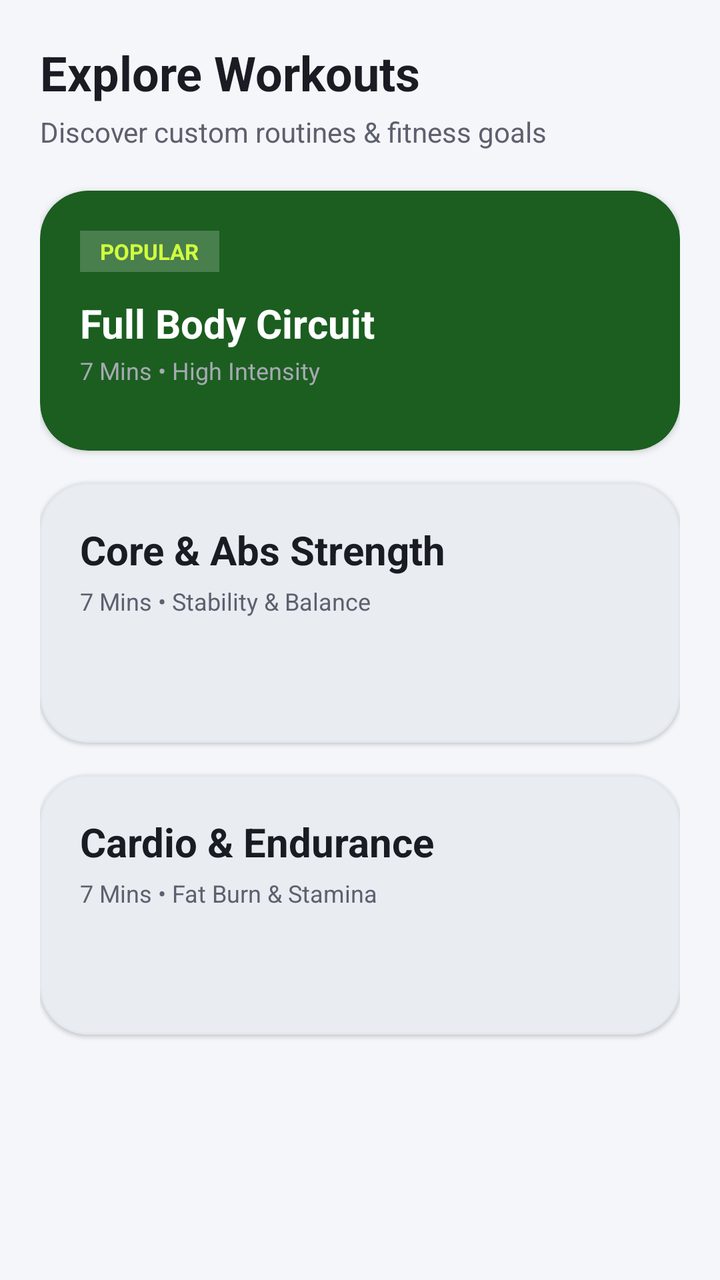
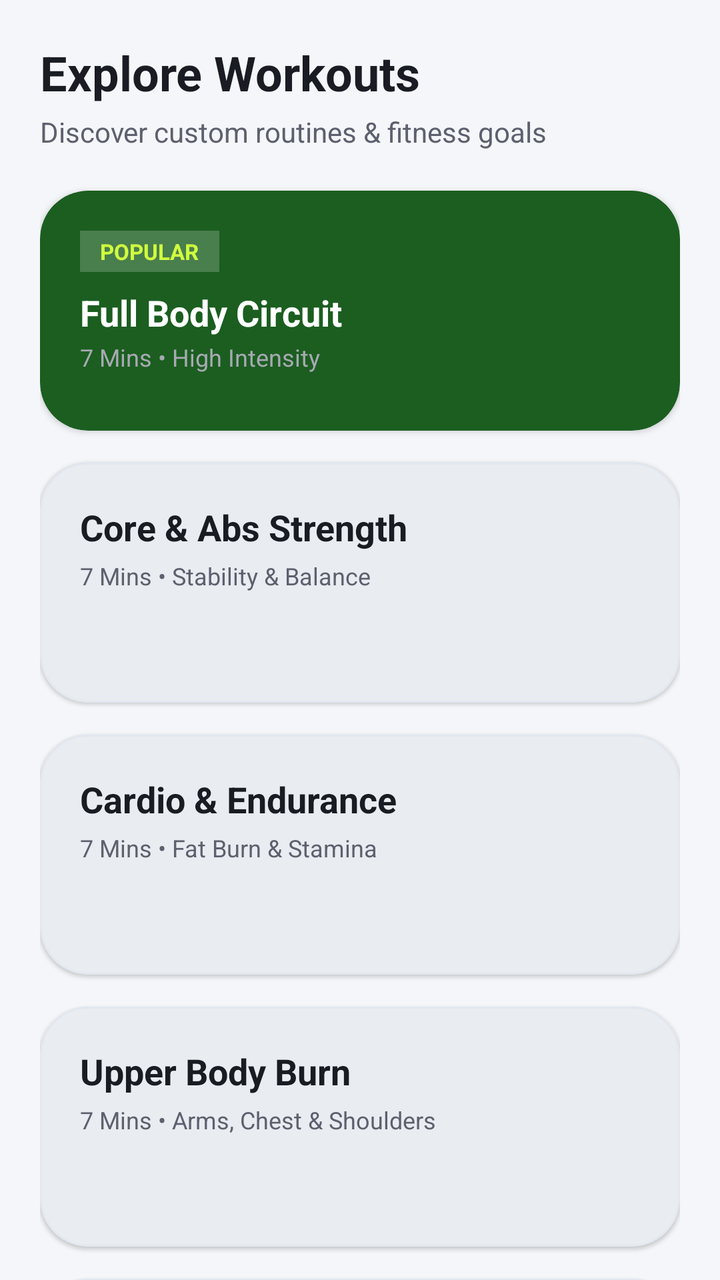

Screens rendered from an Android XML layout before and after an edit, with the pre-edit source and the edit as a unified diff.
<!-- AndroidManifest.xml: application theme Theme.AuraFitAI -->
<!-- res/layout/fragment_explore.xml -->
<?xml version="1.0" encoding="utf-8"?>
<androidx.core.widget.NestedScrollView xmlns:android="http://schemas.android.com/apk/res/android"
    xmlns:app="http://schemas.android.com/apk/res-auto"
    android:layout_width="match_parent"
    android:layout_height="match_parent"
    android:background="?attr/colorSurface"
    android:fillViewport="true">

    <androidx.constraintlayout.widget.ConstraintLayout
        android:layout_width="match_parent"
        android:layout_height="wrap_content"
        android:padding="20dp"
        android:paddingBottom="100dp">

        <TextView
            android:id="@+id/tvExploreTitle"
            android:layout_width="wrap_content"
            android:layout_height="wrap_content"
            android:text="Explore Workouts"
            android:textColor="?attr/colorOnSurface"
            android:textSize="24sp"
            android:textStyle="bold"
            app:layout_constraintStart_toStartOf="parent"
            app:layout_constraintTop_toTopOf="parent" />

        <TextView
            android:id="@+id/tvExploreSubtitle"
            android:layout_width="wrap_content"
            android:layout_height="wrap_content"
            android:layout_marginTop="4dp"
            android:text="Discover custom routines &amp; fitness goals"
            android:textColor="?attr/colorOnSurfaceVariant"
            android:textSize="14sp"
            app:layout_constraintStart_toStartOf="parent"
            app:layout_constraintTop_toBottomOf="@+id/tvExploreTitle" />

        
        <com.google.android.material.card.MaterialCardView
            android:id="@+id/cardCategoryFullBody"
            android:layout_width="match_parent"
            android:layout_height="130dp"
            android:layout_marginTop="20dp"
            app:cardBackgroundColor="@color/athletic_emerald"
            app:cardCornerRadius="24dp"
            app:cardElevation="2dp"
            app:strokeWidth="0dp"
            app:layout_constraintTop_toBottomOf="@+id/tvExploreSubtitle">

            <androidx.constraintlayout.widget.ConstraintLayout
                android:layout_width="match_parent"
                android:layout_height="match_parent"
                android:padding="20dp">

                <TextView
                    android:id="@+id/tvBadge1"
                    android:layout_width="wrap_content"
                    android:layout_height="wrap_content"
                    android:background="@color/glass_white_alpha20"
                    android:paddingHorizontal="10dp"
                    android:paddingVertical="3dp"
                    android:text="POPULAR"
                    android:textColor="@color/electric_lime"
                    android:textSize="11sp"
                    android:textStyle="bold"
                    app:layout_constraintStart_toStartOf="parent"
                    app:layout_constraintTop_toTopOf="parent" />

                <TextView
                    android:id="@+id/tvCat1Title"
                    android:layout_width="wrap_content"
                    android:layout_height="wrap_content"
                    android:layout_marginTop="12dp"
                    android:text="Full Body Circuit"
                    android:textColor="@color/white"
                    android:textSize="20sp"
                    android:textStyle="bold"
                    app:layout_constraintStart_toStartOf="parent"
                    app:layout_constraintTop_toBottomOf="@+id/tvBadge1" />

                <TextView
                    android:id="@+id/tvCat1Desc"
                    android:layout_width="wrap_content"
                    android:layout_height="wrap_content"
                    android:layout_marginTop="2dp"
                    android:text="7 Mins • High Intensity"
                    android:textColor="@color/dark_on_surface_variant"
                    android:textSize="12sp"
                    app:layout_constraintStart_toStartOf="parent"
                    app:layout_constraintTop_toBottomOf="@+id/tvCat1Title" />

            </androidx.constraintlayout.widget.ConstraintLayout>
        </com.google.android.material.card.MaterialCardView>

        
        <com.google.android.material.card.MaterialCardView
            android:id="@+id/cardCategoryCore"
            android:layout_width="match_parent"
            android:layout_height="130dp"
            android:layout_marginTop="16dp"
            app:cardBackgroundColor="?attr/colorSurfaceVariant"
            app:cardCornerRadius="24dp"
            app:cardElevation="1dp"
            app:strokeWidth="1dp"
            app:strokeColor="@color/borderStroke"
            app:layout_constraintTop_toBottomOf="@+id/cardCategoryFullBody">

            <androidx.constraintlayout.widget.ConstraintLayout
                android:layout_width="match_parent"
                android:layout_height="match_parent"
                android:padding="20dp">

                <TextView
                    android:id="@+id/tvCat2Title"
                    android:layout_width="wrap_content"
                    android:layout_height="wrap_content"
                    android:text="Core &amp; Abs Strength"
                    android:textColor="?attr/colorOnSurface"
                    android:textSize="20sp"
                    android:textStyle="bold"
                    app:layout_constraintStart_toStartOf="parent"
                    app:layout_constraintTop_toTopOf="parent" />

                <TextView
                    android:id="@+id/tvCat2Desc"
                    android:layout_width="wrap_content"
                    android:layout_height="wrap_content"
                    android:layout_marginTop="4dp"
                    android:text="7 Mins • Stability &amp; Balance"
                    android:textColor="?attr/colorOnSurfaceVariant"
                    android:textSize="12sp"
                    app:layout_constraintStart_toStartOf="parent"
                    app:layout_constraintTop_toBottomOf="@+id/tvCat2Title" />

            </androidx.constraintlayout.widget.ConstraintLayout>
        </com.google.android.material.card.MaterialCardView>

        
        <com.google.android.material.card.MaterialCardView
            android:id="@+id/cardCategoryCardio"
            android:layout_width="match_parent"
            android:layout_height="130dp"
            android:layout_marginTop="16dp"
            app:cardBackgroundColor="?attr/colorSurfaceVariant"
            app:cardCornerRadius="24dp"
            app:cardElevation="1dp"
            app:strokeWidth="1dp"
            app:strokeColor="@color/borderStroke"
            app:layout_constraintTop_toBottomOf="@+id/cardCategoryCore">

            <androidx.constraintlayout.widget.ConstraintLayout
                android:layout_width="match_parent"
                android:layout_height="match_parent"
                android:padding="20dp">

                <TextView
                    android:id="@+id/tvCat3Title"
                    android:layout_width="wrap_content"
                    android:layout_height="wrap_content"
                    android:text="Cardio &amp; Endurance"
                    android:textColor="?attr/colorOnSurface"
                    android:textSize="20sp"
                    android:textStyle="bold"
                    app:layout_constraintStart_toStartOf="parent"
                    app:layout_constraintTop_toTopOf="parent" />

                <TextView
                    android:id="@+id/tvCat3Desc"
                    android:layout_width="wrap_content"
                    android:layout_height="wrap_content"
                    android:layout_marginTop="4dp"
                    android:text="7 Mins • Fat Burn &amp; Stamina"
                    android:textColor="?attr/colorOnSurfaceVariant"
                    android:textSize="12sp"
                    app:layout_constraintStart_toStartOf="parent"
                    app:layout_constraintTop_toBottomOf="@+id/tvCat3Title" />

            </androidx.constraintlayout.widget.ConstraintLayout>
        </com.google.android.material.card.MaterialCardView>

    </androidx.constraintlayout.widget.ConstraintLayout>
</androidx.core.widget.NestedScrollView>
<!-- resources referenced by this layout -->
<resources>
  <color name="athletic_emerald">#1B5E20</color>
  <color name="borderStroke">#E2E8F0</color>
  <color name="dark_on_surface_variant">#A7A9B2</color>
  <color name="electric_lime">#D0FD3E</color>
  <color name="glass_white_alpha20">#33FFFFFF</color>
  <color name="white">#FFFFFF</color>
  <style name="Theme.AuraFitAI" parent="Theme.Material3.Light.NoActionBar">
          <item name="colorPrimary">@color/gradient_auth_center</item>
          <item name="colorOnPrimary">@color/white</item>
          <item name="colorPrimaryContainer">@color/athletic_emerald_light</item>
          <item name="colorSecondary">@color/electric_lime</item>
          <item name="colorOnSecondary">@color/dark_on_background</item>
          <item name="colorTertiary">@color/gradient_btn_start</item>
  
          <item name="android:windowBackground">@color/light_background</item>
          <item name="colorSurface">@color/light_surface</item>
          <item name="colorSurfaceVariant">@color/light_surface_variant</item>
  
          <item name="colorOnBackground">@color/light_on_background</item>
          <item name="colorOnSurface">@color/light_on_surface</item>
          <item name="colorOnSurfaceVariant">@color/light_on_surface_variant</item>
  
          <item name="android:statusBarColor">@color/light_background</item>
          <item name="android:windowLightStatusBar">true</item>
      </style>
  <color name="gradient_auth_center">#00A86B</color>
  <color name="athletic_emerald_light">#4C8C4A</color>
  <color name="dark_on_background">#FFFFFF</color>
  <color name="gradient_btn_start">#00C99E</color>
  <color name="light_background">#FFFFFF</color>
  <color name="light_surface">#F4F6F9</color>
  <color name="light_surface_variant">#E9ECF0</color>
  <color name="light_on_background">#0D0E12</color>
  <color name="light_on_surface">#1A1C24</color>
  <color name="light_on_surface_variant">#5D606E</color>
</resources>

<!-- the commit's change to res/layout/fragment_explore.xml (unified diff, before → after) -->
@@ -38,7 +38,7 @@
         <com.google.android.material.card.MaterialCardView
             android:id="@+id/cardCategoryFullBody"
             android:layout_width="match_parent"
-            android:layout_height="130dp"
+            android:layout_height="120dp"
             android:layout_marginTop="20dp"
             app:cardBackgroundColor="@color/athletic_emerald"
             app:cardCornerRadius="24dp"
@@ -69,10 +69,10 @@
                     android:id="@+id/tvCat1Title"
                     android:layout_width="wrap_content"
                     android:layout_height="wrap_content"
-                    android:layout_marginTop="12dp"
+                    android:layout_marginTop="8dp"
                     android:text="Full Body Circuit"
                     android:textColor="@color/white"
-                    android:textSize="20sp"
+                    android:textSize="18sp"
                     android:textStyle="bold"
                     app:layout_constraintStart_toStartOf="parent"
                     app:layout_constraintTop_toBottomOf="@+id/tvBadge1" />
@@ -95,7 +95,7 @@
         <com.google.android.material.card.MaterialCardView
             android:id="@+id/cardCategoryCore"
             android:layout_width="match_parent"
-            android:layout_height="130dp"
+            android:layout_height="120dp"
             android:layout_marginTop="16dp"
             app:cardBackgroundColor="?attr/colorSurfaceVariant"
             app:cardCornerRadius="24dp"
@@ -115,7 +115,7 @@
                     android:layout_height="wrap_content"
                     android:text="Core &amp; Abs Strength"
                     android:textColor="?attr/colorOnSurface"
-                    android:textSize="20sp"
+                    android:textSize="18sp"
                     android:textStyle="bold"
                     app:layout_constraintStart_toStartOf="parent"
                     app:layout_constraintTop_toTopOf="parent" />
@@ -138,7 +138,7 @@
         <com.google.android.material.card.MaterialCardView
             android:id="@+id/cardCategoryCardio"
             android:layout_width="match_parent"
-            android:layout_height="130dp"
+            android:layout_height="120dp"
             android:layout_marginTop="16dp"
             app:cardBackgroundColor="?attr/colorSurfaceVariant"
             app:cardCornerRadius="24dp"
@@ -158,7 +158,7 @@
                     android:layout_height="wrap_content"
                     android:text="Cardio &amp; Endurance"
                     android:textColor="?attr/colorOnSurface"
-                    android:textSize="20sp"
+                    android:textSize="18sp"
                     android:textStyle="bold"
                     app:layout_constraintStart_toStartOf="parent"
                     app:layout_constraintTop_toTopOf="parent" />
@@ -173,6 +173,92 @@
                     android:textSize="12sp"
                     app:layout_constraintStart_toStartOf="parent"
                     app:layout_constraintTop_toBottomOf="@+id/tvCat3Title" />
+
+            </androidx.constraintlayout.widget.ConstraintLayout>
+        </com.google.android.material.card.MaterialCardView>
+
+        
+        <com.google.android.material.card.MaterialCardView
+            android:id="@+id/cardCategoryUpper"
+            android:layout_width="match_parent"
+            android:layout_height="120dp"
+            android:layout_marginTop="16dp"
+            app:cardBackgroundColor="?attr/colorSurfaceVariant"
+            app:cardCornerRadius="24dp"
+            app:cardElevation="1dp"
+            app:strokeWidth="1dp"
+            app:strokeColor="@color/borderStroke"
+            app:layout_constraintTop_toBottomOf="@+id/cardCategoryCardio">
+
+            <androidx.constraintlayout.widget.ConstraintLayout
+                android:layout_width="match_parent"
+                android:layout_height="match_parent"
+                android:padding="20dp">
+
+                <TextView
+                    android:id="@+id/tvCat4Title"
+                    android:layout_width="wrap_content"
+                    android:layout_height="wrap_content"
+                    android:text="Upper Body Burn"
+                    android:textColor="?attr/colorOnSurface"
+                    android:textSize="18sp"
+                    android:textStyle="bold"
+                    app:layout_constraintStart_toStartOf="parent"
+                    app:layout_constraintTop_toTopOf="parent" />
+
+                <TextView
+                    android:id="@+id/tvCat4Desc"
+                    android:layout_width="wrap_content"
+                    android:layout_height="wrap_content"
+                    android:layout_marginTop="4dp"
+                    android:text="7 Mins • Arms, Chest &amp; Shoulders"
+                    android:textColor="?attr/colorOnSurfaceVariant"
+                    android:textSize="12sp"
+                    app:layout_constraintStart_toStartOf="parent"
+                    app:layout_constraintTop_toBottomOf="@+id/tvCat4Title" />
+
+            </androidx.constraintlayout.widget.ConstraintLayout>
+        </com.google.android.material.card.MaterialCardView>
+
+        
+        <com.google.android.material.card.MaterialCardView
+            android:id="@+id/cardCategoryLower"
+            android:layout_width="match_parent"
+            android:layout_height="120dp"
+            android:layout_marginTop="16dp"
+            app:cardBackgroundColor="?attr/colorSurfaceVariant"
+            app:cardCornerRadius="24dp"
+            app:cardElevation="1dp"
+            app:strokeWidth="1dp"
+            app:strokeColor="@color/borderStroke"
+            app:layout_constraintTop_toBottomOf="@+id/cardCategoryUpper">
+
+            <androidx.constraintlayout.widget.ConstraintLayout
+                android:layout_width="match_parent"
+                android:layout_height="match_parent"
+                android:padding="20dp">
+
+                <TextView
+                    android:id="@+id/tvCat5Title"
+                    android:layout_width="wrap_content"
+                    android:layout_height="wrap_content"
+                    android:text="Lower Body Sculpt"
+                    android:textColor="?attr/colorOnSurface"
+                    android:textSize="18sp"
+                    android:textStyle="bold"
+                    app:layout_constraintStart_toStartOf="parent"
+                    app:layout_constraintTop_toTopOf="parent" />
+
+                <TextView
+                    android:id="@+id/tvCat5Desc"
+                    android:layout_width="wrap_content"
+                    android:layout_height="wrap_content"
+                    android:layout_marginTop="4dp"
+                    android:text="7 Mins • Glutes, Quads &amp; Hamstrings"
+                    android:textColor="?attr/colorOnSurfaceVariant"
+                    android:textSize="12sp"
+                    app:layout_constraintStart_toStartOf="parent"
+                    app:layout_constraintTop_toBottomOf="@+id/tvCat5Title" />
 
             </androidx.constraintlayout.widget.ConstraintLayout>
         </com.google.android.material.card.MaterialCardView>
